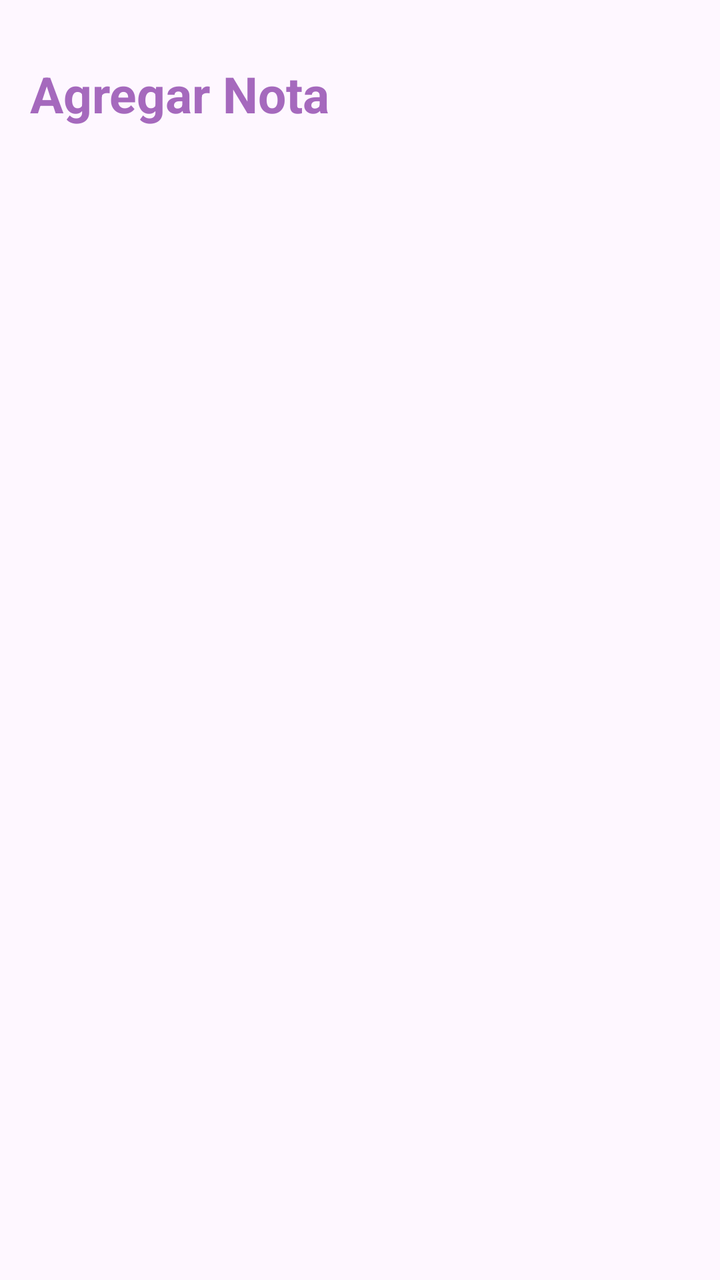
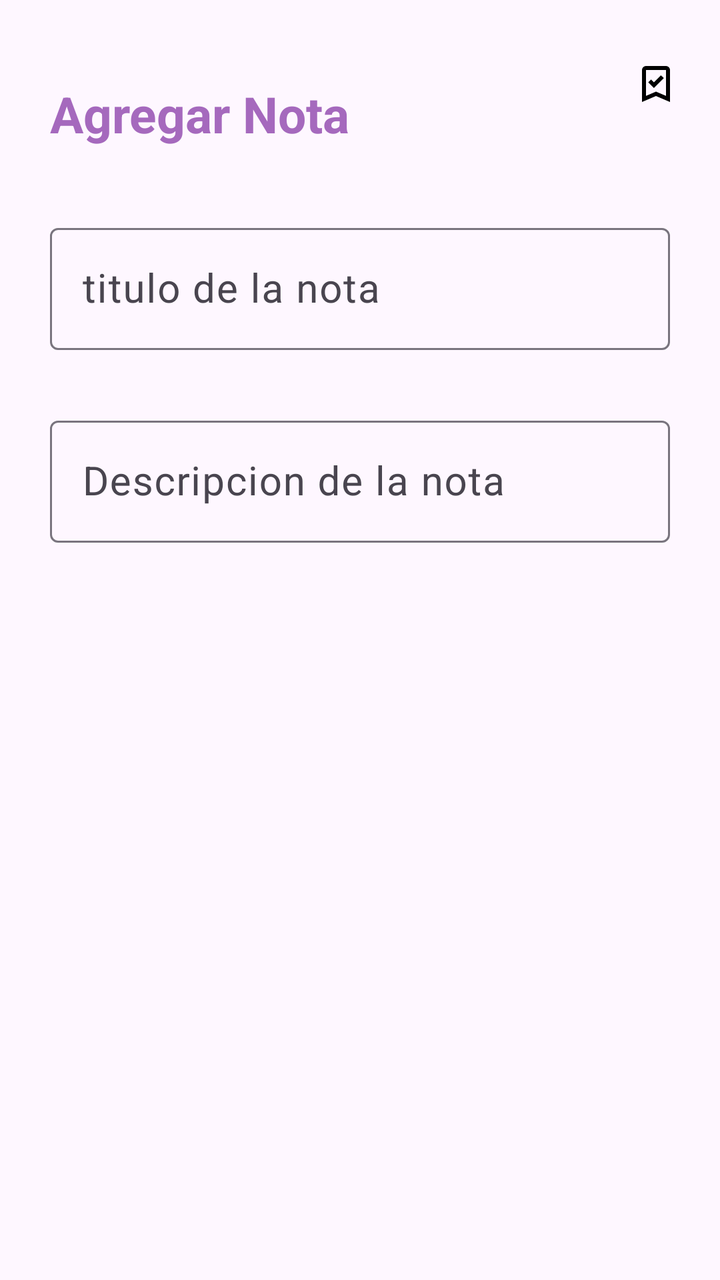

An Android layout rendered at two revisions. The XML below is the earlier revision; the diff shows what the commit changed to produce the second picture.
<!-- AndroidManifest.xml: application theme Theme.NotasAppSQLite -->
<!-- res/layout/activity_agregar_nota.xml -->
<?xml version="1.0" encoding="utf-8"?>
<RelativeLayout xmlns:android="http://schemas.android.com/apk/res/android"
    xmlns:app="http://schemas.android.com/apk/res-auto"
    xmlns:tools="http://schemas.android.com/tools"
    android:id="@+id/main"
    android:layout_width="match_parent"
    android:layout_height="match_parent"
    android:orientation="vertical"
    android:padding="15dp"
    tools:context=".AgregarNotaActivity">

    <TextView
        android:id="@+id/txtAgregarNota"
        android:text="@string/txtAgregarNota"
        android:textStyle="bold"
        android:layout_width="wrap_content"
        android:layout_height="wrap_content"
        android:layout_alignParentTop="true"
        android:layout_marginTop="15dp"
        android:textColor="@color/morado"
        android:textSize="25sp"
        />

    <ImageView
            android:layout_alignParentEnd="true"
            android:layout_marginEnd="5dp"
            android:layout_width="wrap_content"
            android:layout_height="wrap_content"

            />



</RelativeLayout>
<!-- resources referenced by this layout -->
<resources>
  <color name="morado">#A569BD</color>
  <string name="txtAgregarNota">Agregar Nota</string>
  <style name="Theme.NotasAppSQLite" parent="Base.Theme.NotasAppSQLite" />
  <style name="Base.Theme.NotasAppSQLite" parent="Theme.Material3.DayNight.NoActionBar">
          
           <item name="colorPrimary">@color/morado</item>
          <item name="colorPrimaryVariant">@color/morado</item>
          <item name="android:statusBarColor">@color/morado</item>
      </style>
</resources>

<!-- the commit's change to res/layout/activity_agregar_nota.xml (unified diff, before → after) -->
@@ -19,9 +19,13 @@
         android:layout_marginTop="15dp"
         android:textColor="@color/morado"
         android:textSize="25sp"
+        android:padding="10dp"
         />
 
     <ImageView
+           android:id="@+id/ivGuardarNota"
+            android:src="@drawable/icono_check"
+            android:layout_alignTop="@+id/txtAgregarNota"
             android:layout_alignParentEnd="true"
             android:layout_marginEnd="5dp"
             android:layout_width="wrap_content"
@@ -29,6 +33,44 @@
 
             />
 
+    <com.google.android.material.textfield.TextInputLayout
+        android:id="@+id/TILTitulo"
+        android:layout_width="match_parent"
+        android:layout_height="wrap_content"
+        android:layout_below="@id/txtAgregarNota"
+        android:layout_marginTop="15dp"
+        android:padding="10dp">
+
+        <EditText
+            android:id="@+id/etTitulo"
+            android:hint="@string/etTitulo"
+            android:maxLines="1"
+            android:textSize="20sp"
+            android:layout_width="match_parent"
+            android:layout_height="wrap_content" />
+
+    </com.google.android.material.textfield.TextInputLayout>
+
+    <com.google.android.material.textfield.TextInputLayout
+    android:layout_width="match_parent"
+    android:layout_height="wrap_content"
+    android:layout_below="@+id/TILTitulo"
+    android:layout_marginTop="10dp"
+    android:padding="10dp" >
+
+        <EditText
+            android:id="@+id/etDescripcion"
+            android:layout_width="match_parent"
+            android:layout_height="wrap_content"
+            android:hint="@string/etDescripcion"
+            android:textSize="20sp" />
+
+    </com.google.android.material.textfield.TextInputLayout>
+
+
+
+
+
 
 
 </RelativeLayout>
<!-- resource entries referenced after the edit -->
@@ -1,6 +1,14 @@
 <!-- resources referenced by this layout -->
 <resources>
   <color name="morado">#A569BD</color>
+  <!-- drawable icono_check (drawable) -->
+  <vector xmlns:android="http://schemas.android.com/apk/res/android" android:height="24dp" android:tint="#000000" android:viewportHeight="960" android:viewportWidth="960" android:width="24dp">
+        
+      <path android:fillColor="@android:color/white" android:pathData="M438,560L636,362L579,306L438,447L381,390L324,447L438,560ZM200,840L200,200Q200,167 223.5,143.5Q247,120 280,120L680,120Q713,120 736.5,143.5Q760,167 760,200L760,840L480,720L200,840ZM280,718L480,632L680,718L680,200Q680,200 680,200Q680,200 680,200L280,200Q280,200 280,200Q280,200 280,200L280,718ZM280,200L280,200Q280,200 280,200Q280,200 280,200L680,200Q680,200 680,200Q680,200 680,200L680,200L480,200L280,200Z"/>
+      
+  </vector>
+  <string name="etDescripcion">Descripcion de la nota</string>
+  <string name="etTitulo">titulo de la nota</string>
   <string name="txtAgregarNota">Agregar Nota</string>
   <style name="Theme.NotasAppSQLite" parent="Base.Theme.NotasAppSQLite" />
   <style name="Base.Theme.NotasAppSQLite" parent="Theme.Material3.DayNight.NoActionBar">
